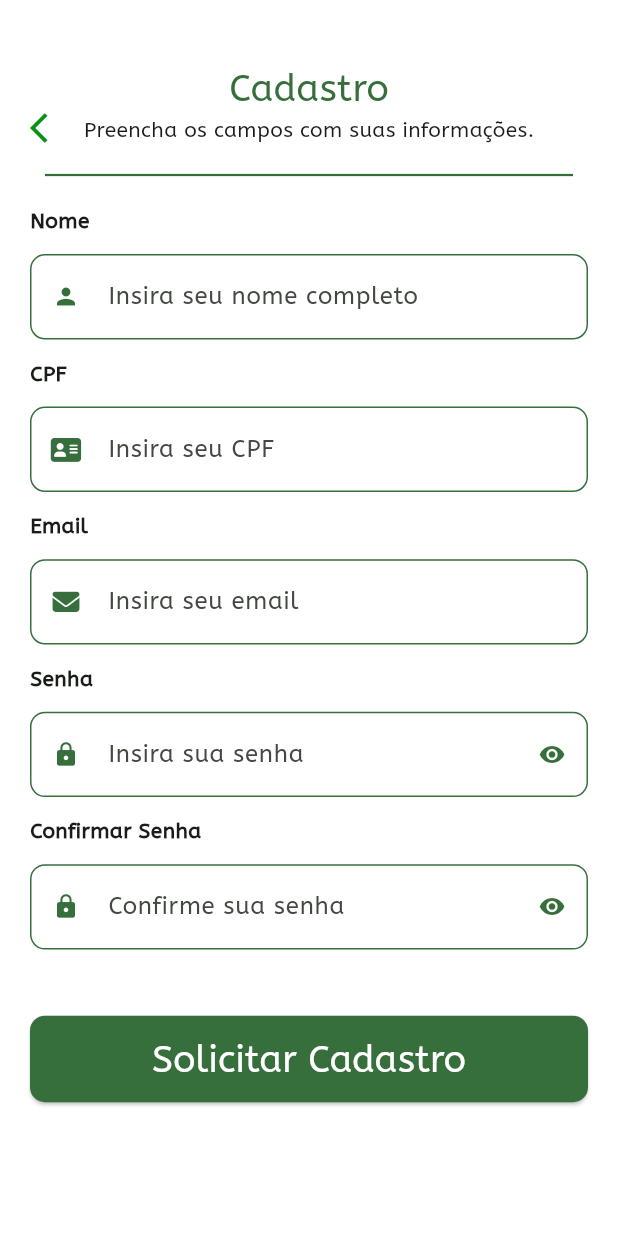
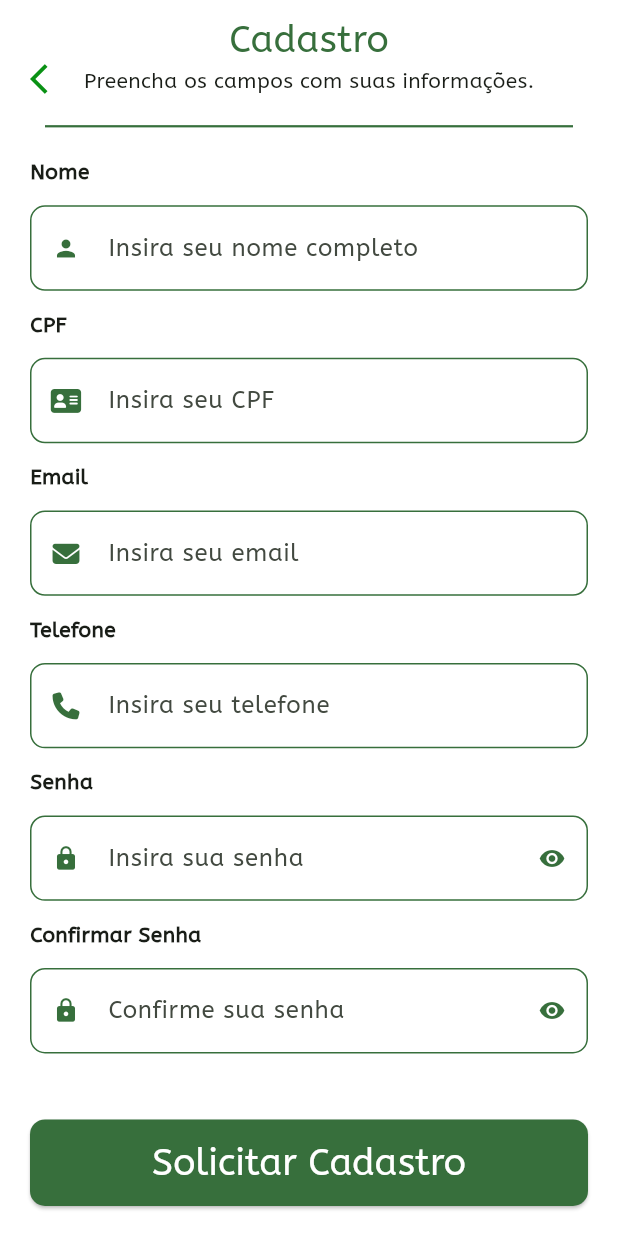
Before and after one commit to Draminhon/InvenTur, a Flutter app: the RegisterPage screen opened by its route, on a phone screen of 412 x 824 dp. Run offline on Flutter 3.47's test engine with Material 3 defaults, Android fonts, the phone set to English and light mode, and no system bars; our stand-ins replace file_picker, flutter_screenutil, font_awesome_flutter, get, mask_text_input_formatter and 2 more; missing offline and left inert: dart:ffi; accounts and stored records are empty; network calls fail.

Commit message:
adicionando campos de informações nos formularios

```diff
--- a/lib/models/pesquisa_model.dart
+++ b/lib/models/pesquisa_model.dart
@@ -1,6 +1,8 @@
 class Pesquisa {
   int? id;
   int? adminId;
+  String? adminEmail;
+  String? adminTelefone;
   List<int> userId;
   String codigoIBGE;
   String estado;
@@ -23,12 +25,16 @@ class Pesquisa {
     required this.quantidadeLocais,
     required this.quantidadePesquisadores,
     required this.status,
+     this.adminEmail,
+     this.adminTelefone
   });
 
   // Método para criar uma instância de Pesquisa a partir de JSON
   Pesquisa.fromJson(Map<String, dynamic> json):
         id = json['id'] as int?,
         adminId = json['admin'] as int?,
+        adminEmail = json['admin_email'],       // Adicionado
+        adminTelefone = json['admin_telefone'],
         userId = List<int>.from(json['usuario'] ?? []),
         codigoIBGE = json['codigoIBGE'],
         estado = json['estado'],
--- a/lib/models/user_model.dart
+++ b/lib/models/user_model.dart
@@ -6,6 +6,7 @@ class User {
   String status = '';
   String accessLevel = '';
    bool isSelected = false;
+  String telefone = '';
 
   User({
     this.id,
@@ -14,6 +15,7 @@ class User {
     this.username = '',
      this.email = '',
      this.accessLevel = '',
+    this.telefone = '',
   });
   User.fromJson(Map<String, dynamic> json) {
     id = json['id'];
@@ -22,7 +24,7 @@ class User {
     email = json['email'];
     accessLevel = json['acessLevel'];
     status = json['status'];
-
+    telefone = json['telefone'];
   }
 
    Map<String, dynamic> toJson() {
--- a/lib/pages/auth/register_page.dart
+++ b/lib/pages/auth/register_page.dart
@@ -46,10 +46,13 @@ class _RegisterPageState extends State<RegisterPage> {
 
   final TextEditingController _passwordController2 = TextEditingController();
 
+  final TextEditingController _telefoneController = TextEditingController();
+
   final cpfMask = MaskTextInputFormatter(mask: '###.###.###-##');
+  final phoneMask = MaskTextInputFormatter(mask: '(##) # ####-####');
 
   Future<void> registerUser(
-      String username, String CPF, String email, String password) async {
+      String username, String CPF, String email, String password, String telefone) async {
     final url = Uri.parse(AppConstants.BASE_URI + AppConstants.REGISTER_URI);
 
     setState(() {
@@ -68,6 +71,7 @@ class _RegisterPageState extends State<RegisterPage> {
             'CPF': CPF,
             'email': email,
             'password': password,
+            'telefone': telefone,
           }));
 
       if (response.statusCode == 201) {
@@ -89,7 +93,7 @@ class _RegisterPageState extends State<RegisterPage> {
   }
 
   Future updateUsers(int user, String username, String CPF, String email,
-      String password) async {
+      String password, String telefone) async {
     var url =
         Uri.parse('${AppConstants.BASE_URI}/api/v1/usuarios/update/$user');
     final prefs = await SharedPreferences.getInstance();
@@ -105,6 +109,7 @@ class _RegisterPageState extends State<RegisterPage> {
             'CPF': CPF,
             'email': email,
             'password': password,
+            'telefone': telefone
           }));
 
       if (response.statusCode == 200) {
@@ -141,13 +146,14 @@ class _RegisterPageState extends State<RegisterPage> {
     final cpf = arguments['user_cpf'];
     final email = arguments['user_email'];
     final id = arguments['user_id'];
-    print(isChange);
+    final telefone = arguments['user_telefone'];
     double paddingBottomTextField = screenSize.height * .015;
 
     if (isChange == true) {
       _nameController.text = username;
       _cpfController.text = cpf;
       _emailController.text = email;
+      _telefoneController.text = telefone;
     }
 
     return Scaffold(
@@ -233,6 +239,20 @@ class _RegisterPageState extends State<RegisterPage> {
                                 },
                               ),
                               SizedBox(height: paddingBottomTextField),
+                              const Text(
+                                "Telefone",
+                                style: TextStyle(fontWeight: FontWeight.bold),
+                              ),
+                              SizedBox(
+                                height: paddingBottomTextField,
+                              ),
+                              CustomTextField(
+                                  labelText: 'Insira seu telefone',
+                                  controller: _telefoneController,
+                                  inputFormatters: [phoneMask],
+                                  keyboardType: TextInputType.phone,
+                                  prefixIcon: FontAwesomeIcons.phone),
+                              SizedBox(height: paddingBottomTextField),
                               const Text('Senha',
                                   style:
                                       TextStyle(fontWeight: FontWeight.bold)),
@@ -301,7 +321,8 @@ class _RegisterPageState extends State<RegisterPage> {
                                             _nameController.text,
                                             cpf,
                                             _emailController.text,
-                                            _passwordController.text);
+                                            _passwordController.text,
+                                            _telefoneController.text);
                                       } else {
                                         if (_formKey.currentState!.validate()) {
                                           _formKey.currentState!.save();
@@ -313,9 +334,12 @@ class _RegisterPageState extends State<RegisterPage> {
                                           final email = _emailController.text;
                                           final password =
                                               _passwordController.text;
+                                          final telefone = _telefoneController.text;
+                                          final result = await registerUser(
+                                              username, cpf, email, password, telefone);
 
-                                          final result = await registerUser(
-                                              username, cpf, email, password);
+
+                                          print(telefone);
                                           await Future.delayed(const Duration(
                                               milliseconds: 500));
                                         }
@@ -405,15 +429,15 @@ class _RegisterPageState extends State<RegisterPage> {
                                 color: Colors.black.withAlpha(5),
                               ),
                             ),
-                               Container(
-                                  decoration: BoxDecoration(
-                                      borderRadius: BorderRadius.circular(10),
-                                      color:
-                                          Colors.black.withAlpha(5)),
-
-                                 ),
-
-                             SizedBox(height: 150.w,width: 150.w, child: CircularProgressIndicator())
+                            Container(
+                              decoration: BoxDecoration(
+                                  borderRadius: BorderRadius.circular(10),
+                                  color: Colors.black.withAlpha(5)),
+                            ),
+                            SizedBox(
+                                height: 150.w,
+                                width: 150.w,
+                                child: CircularProgressIndicator())
                           ],
                         ),
                       ),
--- a/lib/pages/home/Administrador/admin_home_page.dart
+++ b/lib/pages/home/Administrador/admin_home_page.dart
@@ -45,6 +45,7 @@ class _AdminHomePageState extends State<AdminHomePage> {
     String userName = '';
     String userEmail = '';
     String userCPF = '';
+    String userTelefone = '';
 
   final Map<int, String> pageTitle = {
    // 0: 'Andamento das Pesquisas',
@@ -62,6 +63,7 @@ class _AdminHomePageState extends State<AdminHomePage> {
           userName = userData['name'];
     userEmail = userData['email'];
     userCPF = userData['CPF'];
+    userTelefone = userData['telefone'];
     print(userDataString);
     });
 
@@ -88,7 +90,7 @@ class _AdminHomePageState extends State<AdminHomePage> {
       child: Scaffold(
         backgroundColor: const Color.fromARGB(255, 245, 245, 245),
         drawer: SafeArea(
-          child: OptionsDrawer(userController: _userController, userName: userName, userEmail: userEmail, cpf: userCPF, userId: userId,)
+          child: OptionsDrawer(userController: _userController, userName: userName, userEmail: userEmail, cpf: userCPF, userId: userId,telefone: userTelefone,)
         ),
         appBar: AppBar(
           title: Text(pageTitle[currentPageIndex]!),
--- a/lib/pages/widgets/options_drawer_widget.dart
+++ b/lib/pages/widgets/options_drawer_widget.dart
@@ -16,7 +16,8 @@ class OptionsDrawer extends StatefulWidget {
   final String userName;
   final String userEmail;
   final String cpf;
-  const OptionsDrawer({super.key, required this.userController, required this.userName, required this.userEmail, required this.cpf, required this.userId});
+  final String telefone;
+  const OptionsDrawer({super.key, required this.userController, required this.userName, required this.userEmail, required this.cpf, required this.userId, required this.telefone});
 
   @override
   State<OptionsDrawer> createState() => _OptionsDrawerState();
@@ -68,7 +69,6 @@ try{final response = await http.post(
 
   @override
   Widget build(BuildContext context) {
-    print(widget.userName);
     return Drawer(
       backgroundColor: const Color.fromARGB(255, 245, 245, 245),
       child: Column(
@@ -94,7 +94,7 @@ try{final response = await http.post(
             ),
             onPressed: () => Navigator.of(context).push(
               MaterialPageRoute(
-                builder: (context) => ContaPesquisador(userName: widget.userName, userEmail: widget.userEmail, userCPF: widget.cpf, userId: widget.userId,)
+                builder: (context) => ContaPesquisador(userName: widget.userName, userEmail: widget.userEmail, userCPF: widget.cpf, userId: widget.userId, userTelefone: widget.telefone,)
               ),
             ),
             child: const Row(
```
Also changed, not shown: lib/pages/home/Pesquisador/forms/formsA/rodovia.dart (+150 -90 lines), lib/pages/home/Pesquisador/perfil_pesquisador.dart (+5 -2 lines), lib/pages/home/Pesquisador/pesquisador_homepage.dart (+27 -1 lines), 6 other files.
